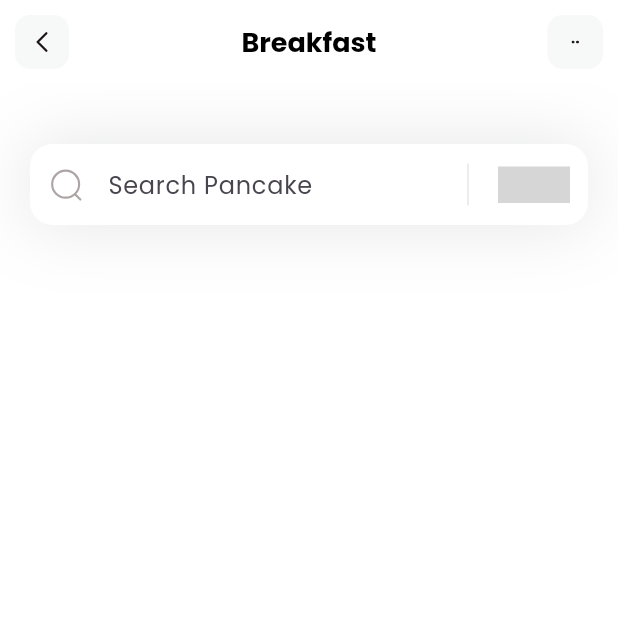
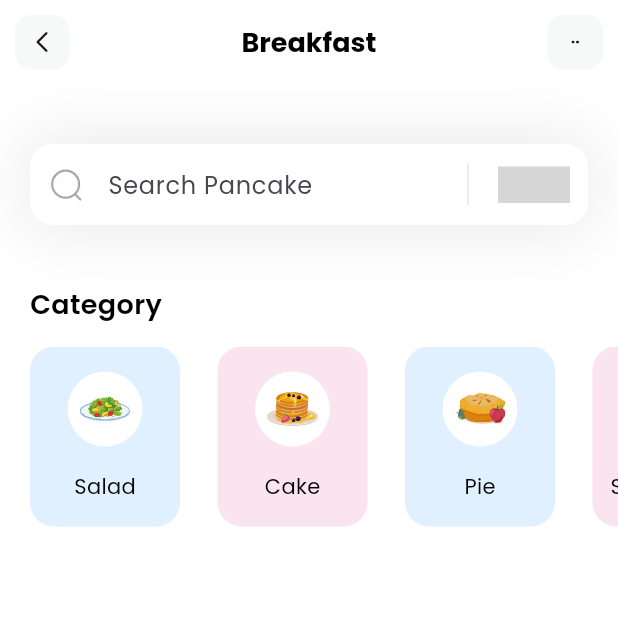
Before and after one commit to RonanSandoval/Flutter-Tutorial, a Flutter app: the screen it shows after launch, on a phone screen of 412 x 824 dp, the top half of it. Run offline on Flutter 3.47's test engine with Material 3 defaults, Android fonts, the phone set to English and light mode, and no system bars; our stand-ins replace flutter_svg; grey boxes are pictures that could not be loaded.

Commit message:
Categories section

```diff
--- /dev/null
+++ b/lib/models/category_model.dart
@@ -0,0 +1,52 @@
+import 'package:flutter/material.dart';
+
+class CategoryModel {
+  String name;
+  String iconPath;
+  Color boxColor;
+
+  CategoryModel({
+    required this.name,
+    required this.iconPath,
+    required this.boxColor,
+  });
+
+  static List<CategoryModel> getCategories() {
+    List<CategoryModel> categories = [];
+
+    categories.add(
+      CategoryModel(
+        name: 'Salad',
+        iconPath: 'assets/icons/plate.svg',
+        boxColor: Color(0xff9DCEFF)
+      )
+    );
+
+    categories.add(
+      CategoryModel(
+        name: 'Cake',
+        iconPath: 'assets/icons/pancakes.svg',
+        boxColor: Color(0xffEEA4CE)
+      )
+    );
+
+    categories.add(
+      CategoryModel(
+        name: 'Pie',
+        iconPath: 'assets/icons/pie.svg',
+        boxColor: Color(0xff9DCEFF)
+      )
+    );
+
+    categories.add(
+      CategoryModel(
+        name: 'Smoothies',
+        iconPath: 'assets/icons/orange-snacks.svg',
+        boxColor: Color(0xffEEA4CE)
+      )
+    );
+
+
+    return categories;
+  }
+}
--- a/lib/pages/home.dart
+++ b/lib/pages/home.dart
@@ -1,20 +1,102 @@
+import 'package:fitness/models/category_model.dart';
 import 'package:flutter/material.dart';
 import 'package:flutter_svg/flutter_svg.dart';
 
-class HomePage extends StatelessWidget {
-  const HomePage({super.key});
+class HomePage extends StatefulWidget {
+  HomePage({super.key});
+
+  @override
+  State<HomePage> createState() => _HomePageState();
+}
+
+class _HomePageState extends State<HomePage> {
+  List<CategoryModel> categories = [];
+
+  void _getCategories() {
+    categories = CategoryModel.getCategories();
+  }
+
+  @override
+  void initState() {
+    _getCategories();
+  }
 
   @override
   Widget build(BuildContext context) {
+    _getCategories();
     return Scaffold(
       appBar: appBar(),
       backgroundColor: Colors.white,
       body: Column(
+        crossAxisAlignment: CrossAxisAlignment.start,
         children: [
-          searchBar()
-
+          searchBar(),
+          SizedBox(height: 40,),
+          categoriesSection()
         ]),
     );
+  }
+
+  Column categoriesSection() {
+    return Column(
+          crossAxisAlignment: CrossAxisAlignment.start,
+          children: [
+            Padding(
+              padding: const EdgeInsets.only(left: 20),
+              child: Text(
+                'Category',
+                style: TextStyle(
+                  color: Colors.black,
+                  fontSize: 18,
+                  fontWeight: FontWeight.w600
+                ),
+              ),
+            ),
+            SizedBox(height: 15,),
+            Container(
+              height: 120,
+              child: ListView.separated(
+                itemCount: categories.length,
+                scrollDirection: Axis.horizontal,
+                padding: EdgeInsets.only(left: 20, right: 20),
+                separatorBuilder: (context, index) => SizedBox(width: 25,),
+                itemBuilder: (context, index) {
+                  return Container(
+                    width: 100,
+                    decoration: BoxDecoration(
+                      color: categories[index].boxColor.withOpacity(0.3),
+                      borderRadius: BorderRadius.circular(16)
+                    ),
+                    child: Column(
+                      mainAxisAlignment: MainAxisAlignment.spaceEvenly,
+                      children: [
+                        Container(
+                          width: 50,
+                          height: 50,
+                          decoration: BoxDecoration(
+                            color: Colors.white,
+                            shape: BoxShape.circle
+                          ),
+                          child: Padding(
+                            padding: const EdgeInsets.all(8.0),
+                            child: SvgPicture.asset(categories[index].iconPath),
+                          ),
+                        ),
+                        Text(
+                          categories[index].name,
+                          style: TextStyle(
+                            fontWeight: FontWeight.w400,
+                            color: Colors.black,
+                            fontSize: 14
+                          )
+                        )
+                      ]),
+                  );
+                }
+              ),
+            )
+          ],
+        );
   }
 
   Container searchBar() {
```
